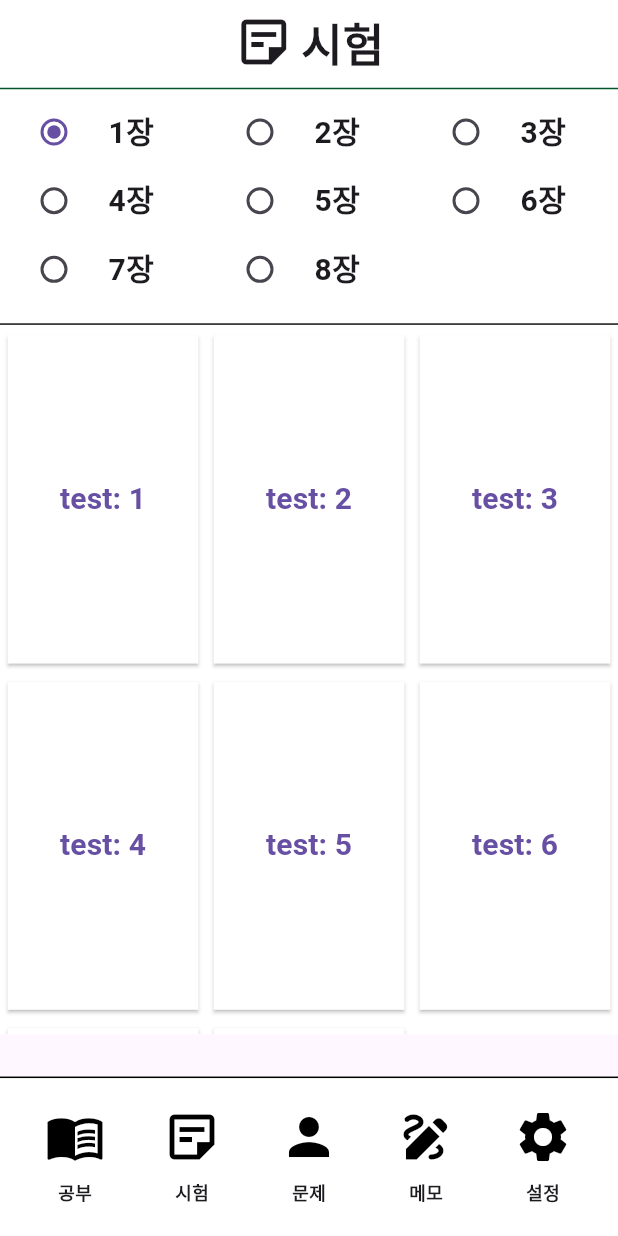
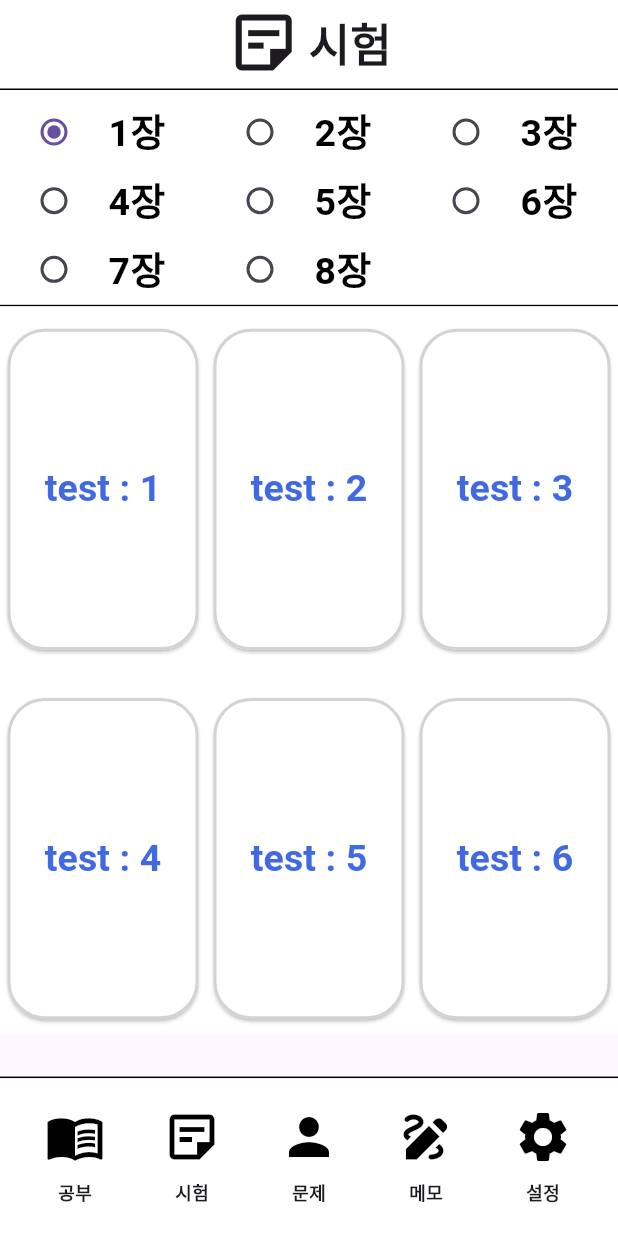
Before and after one commit to broccoli1962/CapstoneDG, a Flutter app: the screen it shows after launch, item 2 of the bottom bar chosen, on a phone screen of 412 x 824 dp. Run offline on Flutter 3.47's test engine with Material 3 defaults, Android fonts, the phone set to English and light mode, and no system bars; our stand-ins replace cloud_firestore, firebase_core; accounts and stored records are empty.

Commit message:
디자인 변경

```diff
--- a/lib/practice.dart
+++ b/lib/practice.dart
@@ -57,7 +57,7 @@ class _PracticeState extends State<Practice> {
             child: Divider(
               height: 2,
               thickness: 1,
-                color: Color(0xFF005629)
+                color: Colors.black,
             ),
           ),
         ),
@@ -66,14 +66,9 @@ class _PracticeState extends State<Practice> {
       body: Column(
         // Column 위젯으로 세로 배열
         children: [
-          // Divider 추가
-          const Divider(
-            height: 0.01,
-            color: Colors.black,
-          ),
           // 페이지 선택 위젯
           Container(
-            height: cSize.height * 0.19,
+            height: cSize.height * 0.175,
             width: double.infinity,
             color: Colors.white,
             child: GridView.builder(
@@ -87,7 +82,7 @@ class _PracticeState extends State<Practice> {
                   // 페이지 선택 RadioListTile
                   title: Text(
                     nameList[index], // 장 이름
-                    style: TextStyle(fontSize: 20, fontWeight: FontWeight.bold),
+                    style: TextStyle(fontSize: 25, color: Colors.black, fontWeight: FontWeight.bold),
                   ),
                   value: Page.values[index], // 페이지 값
                   groupValue: page, // 그룹 값
@@ -107,12 +102,12 @@ class _PracticeState extends State<Practice> {
           // Divider 추가
           // 페이지 별 문제 그리드
           Container(
-            height: cSize.height * 0.574,
+            height: cSize.height * 0.589,
             width: double.infinity,
             color: Colors.white,
             child: GridView(
               gridDelegate: const SliverGridDelegateWithFixedCrossAxisCount(
-                  crossAxisCount: 3, childAspectRatio: 0.595),
+                  crossAxisCount: 3, childAspectRatio: 0.558),
               children: [
                 for (int i = 0; i < list[page.index]; i++)
                   MakeTest(
@@ -144,7 +139,7 @@ class MakeTest extends StatelessWidget {
   @override
   Widget build(BuildContext context) {
     return Container(
-      margin: const EdgeInsets.fromLTRB(0, 2, 0, 0),
+      margin: const EdgeInsets.fromLTRB(0, 10, 0, 12),
       padding: const EdgeInsets.fromLTRB(5, 5, 5, 5),
       child: ElevatedButton(
         onPressed: () {
@@ -157,12 +152,16 @@ class MakeTest extends StatelessWidget {
         style: ElevatedButton.styleFrom(
           backgroundColor: Colors.white,
           shape: const RoundedRectangleBorder(
-              borderRadius: BorderRadius.all(Radius.zero),
-              side: BorderSide.none),
+              borderRadius: BorderRadius.all(Radius.circular(25)),
+            side: BorderSide(
+              color: Color((0xFFD3D3D3)), // 라인 색상 설정
+              width: 2, // 라인 두께 설정
+            ),
+          ),
         ),
         child: Text(
-          "study: $number",
-          style: const TextStyle(fontSize: 20, fontWeight: FontWeight.bold),
+          "study : $number",
+          style: const TextStyle(fontSize: 25, color: Color(0xFF4169E1), fontWeight: FontWeight.bold),
         ),
       ),
     );
--- a/lib/test.dart
+++ b/lib/test.dart
@@ -38,7 +38,7 @@ class _TestState extends State<Test> {
                 children: [
                   Icon(
                     Icons.sticky_note_2_outlined,
-                    size: 40,
+                    size: 50,
                   ),
                   SizedBox(width: 5), // 아이콘과 텍스트 사이 간격 조정
                   Text(
@@ -55,9 +55,9 @@ class _TestState extends State<Test> {
           bottom: const PreferredSize(
             preferredSize: Size.fromHeight(1),
             child: Divider(
-              height: 2,
+              height: 1,
               thickness: 1,
-                color: Color(0xFF005629)
+              color: Colors.black,
             ),
           ),
         ),
@@ -65,13 +65,9 @@ class _TestState extends State<Test> {
 
     body: Column(
         children: [
-          const Divider(
-            height: 0.01,
-            color: Colors.black,
-          ),
           //witch page?
           Container(
-            height: cSize.height * 0.19,
+            height: cSize.height * 0.175,
             width: double.infinity,
             color: Colors.white,
             child: GridView.builder(
@@ -85,7 +81,7 @@ class _TestState extends State<Test> {
                   // 페이지 선택 RadioListTile
                   title: Text(
                     nameList[index], // 장 이름
-                    style: const TextStyle(fontSize: 20, fontWeight: FontWeight.bold),
+                    style: TextStyle(fontSize: 25, color: Colors.black, fontWeight: FontWeight.bold),
                   ),
                   value: Page.values[index], // 페이지 값
                   groupValue: page, // 그룹 값
@@ -104,12 +100,12 @@ class _TestState extends State<Test> {
           ),
           //witch page count?
           Container(
-            height: cSize.height * 0.574,
+            height: cSize.height * 0.589,
             width: double.infinity,
             color: Colors.white,
             child: GridView(
               gridDelegate: const SliverGridDelegateWithFixedCrossAxisCount(
-                  crossAxisCount: 3, childAspectRatio: 0.595),
+                  crossAxisCount: 3, childAspectRatio: 0.558),
               children: [
                 for (int i = 0; i < list[page.index]; i++)
                   MakeTest(
@@ -140,7 +136,7 @@ class MakeTest extends StatelessWidget {
   @override
   Widget build(BuildContext context) {
     return Container(
-      margin: const EdgeInsets.fromLTRB(0, 2, 0, 0),
+      margin: const EdgeInsets.fromLTRB(0, 10, 0, 12),
       padding: const EdgeInsets.fromLTRB(5, 5, 5, 5),
       // color: Colors.lightBlueAccent,
       child: ElevatedButton(
@@ -154,12 +150,16 @@ class MakeTest extends StatelessWidget {
         style: ElevatedButton.styleFrom(
           backgroundColor: Colors.white,
           shape: const RoundedRectangleBorder(
-              borderRadius: BorderRadius.all(Radius.zero),
-              side: BorderSide.none),
+            borderRadius: BorderRadius.all(Radius.circular(25)),
+            side: BorderSide(
+              color: Color((0xFFD3D3D3)), // 라인 색상 설정
+              width: 2, // 라인 두께 설정
+            ),
+          ),
         ),
         child: Text(
-          "test: $number",
-          style: const TextStyle(fontSize: 20, fontWeight: FontWeight.bold),
+          "test : $number",
+          style: const TextStyle(fontSize: 25, color: Color(0xFF4169E1), fontWeight: FontWeight.bold),
         ),
       ),
     );
```
